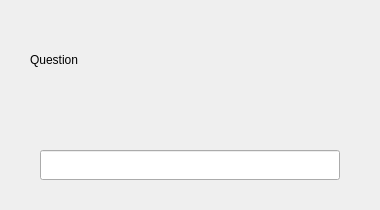
Above: WinBlitz/Calculation.ui from PyroWilDx/WinBlitz before the change. Below: the same form after it.
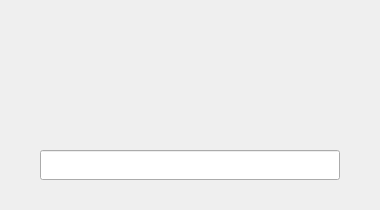
That is the form after the change.

```diff
--- a/WinBlitz/Calculation.ui
+++ b/WinBlitz/Calculation.ui
@@ -23,7 +23,7 @@
     </rect>
    </property>
    <property name="text">
-    <string>Question</string>
+    <string/>
    </property>
   </widget>
   <widget class="QLineEdit" name="Answer">
```
